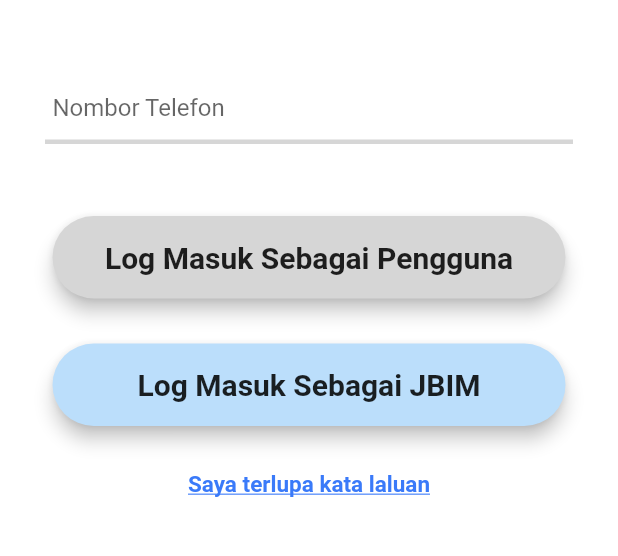
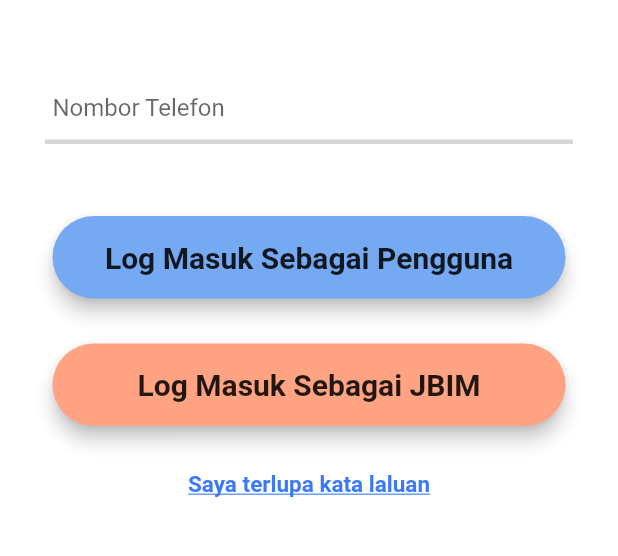
Before and after one commit to Hunzisong/DITE, a Flutter app: the screen it shows after launch, after a tap on "Log Masuk", on a phone screen of 412 x 824 dp, the part 285-841 px from its top. Run offline on Flutter 3.47's test engine with Material 2 defaults, Android fonts, the phone set to English and light mode, and no system bars; our stand-ins replace firebase_auth, modal_progress_hud, permission_handler; missing offline and left inert: agora_rtc_engine; accounts and stored records are empty; network calls fail.

Commit message:
UPDATE: added secondary colour (orange) to constants file along with updated colours on pages

```diff
--- a/lib/constants.dart
+++ b/lib/constants.dart
@@ -37,6 +37,8 @@ class Colours {
   static Color lightBlue = Colors.blue[100];
   static Color blue = Color(0xFF75A9F1);
   static Color darkBlue = Color(0xFF3A7AF9);
+  static Color lightOrange = Color(0xFFFFE2D8);
+  static Color orange = Color(0xFFFFA382);
   static Color grey = Colors.grey[350];
   static Color darkGrey = Colors.grey[600];
   static Color black = Colors.black87;
--- a/lib/startup/login_page.dart
+++ b/lib/startup/login_page.dart
@@ -51,7 +51,7 @@ class _LoginPageState extends State<LoginPage> {
                       SizedBox(height: Dimensions.d_15),
                       UserButton(
                         text: 'Log Masuk Sebagai Pengguna',
-                        color: Colours.grey,
+                        color: Colours.blue,
                         onClick: () async {
                           setState(() {
                             showLoadingAnimation = true;
@@ -61,7 +61,7 @@ class _LoginPageState extends State<LoginPage> {
                       ),
                       UserButton(
                         text: 'Log Masuk Sebagai JBIM',
-                        color: Colours.lightBlue,
+                        color: Colours.orange,
                         onClick: () async {
                           setState(() {
                             showLoadingAnimation = true;
--- a/lib/startup/startup_page.dart
+++ b/lib/startup/startup_page.dart
@@ -46,7 +46,7 @@ class StartupPage extends StatelessWidget {
                   UserButton(
                     text: 'Daftar Sebagai Pengguna',
                     height: Dimensions.d_65,
-                    color: Colours.lightBlue,
+                    color: Colours.blue,
                     onClick: () {
                       Navigator.push(
                         context,
@@ -57,7 +57,7 @@ class StartupPage extends StatelessWidget {
                   UserButton(
                     text: 'Daftar Sebagai JBIM',
                     height: Dimensions.d_65,
-                    color: Colours.blue,
+                    color: Colours.orange,
                     onClick: () {
                       Navigator.push(
                         context,
```
